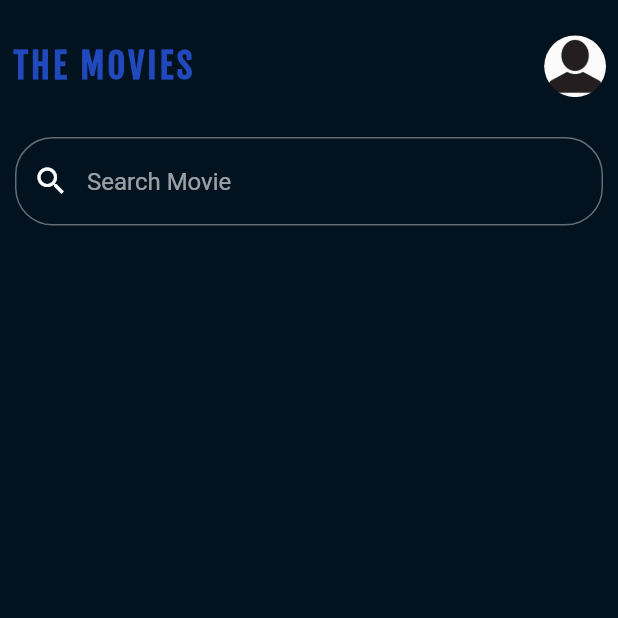
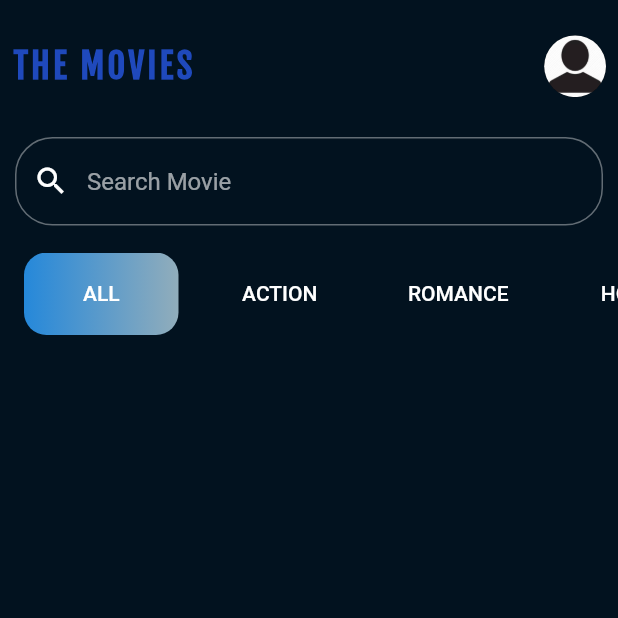
Before and after one commit to oakarhlyanhtike/movie_app_flutter, a Flutter app: the screen it shows after launch, on a phone screen of 412 x 824 dp, the top half of it. Run offline on Flutter 3.47's test engine with Material 2 defaults, Android fonts, the light colour scheme and no system bars; our stand-ins replace google_fonts; Roboto replaces fonts that are missing (Ubuntu).

Commit message:
catagory bar add

```diff
--- /dev/null
+++ b/lib/componets/catagory_bar.dart
@@ -0,0 +1,53 @@
+import 'package:flutter/material.dart';
+import 'package:google_fonts/google_fonts.dart';
+
+import '../constant/constant.dart';
+
+class CatagoryBar extends StatefulWidget {
+  const CatagoryBar({
+    Key? key,
+    required this.size,
+  }) : super(key: key);
+
+  final Size size;
+
+  @override
+  State<CatagoryBar> createState() => _CatagoryBarState();
+}
+
+class _CatagoryBarState extends State<CatagoryBar> {
+  int selectedIndex = 0;
+  @override
+  Widget build(BuildContext context) {
+    return SizedBox(
+      width: widget.size.width,
+      height: widget.size.height / 15,
+      child: ListView.builder(
+          itemCount: genre.length,
+          scrollDirection: Axis.horizontal,
+          itemBuilder: (context, index) {
+            return GestureDetector(
+              onTap: () {
+                setState(() {
+                  selectedIndex = index;
+                });
+              },
+              child: Container(
+                margin: const EdgeInsets.only(left: 16),
+                alignment: Alignment.center,
+                width: widget.size.width / 4,
+                decoration: selectedIndex ==  index? BoxDecoration(
+                    borderRadius: BorderRadius.circular(15),
+                    gradient: LinearGradient(colors: [
+                      Color.fromARGB(255, 37, 136, 218),
+                      Color.fromARGB(255, 145, 173, 187)
+                    ])): BoxDecoration(color: Colors.transparent),
+                child: Text(genre[index].toUpperCase(),
+                    style: GoogleFonts.ubuntu(
+                        fontSize: 14, fontWeight: FontWeight.w500)),
+              ),
+            );
+          }),
+    );
+  }
+}
--- a/lib/constant/constant.dart
+++ b/lib/constant/constant.dart
@@ -6,5 +6,11 @@ const headerTextStyle = TextStyle(
   color: Color.fromARGB(255, 31, 73, 188),
   letterSpacing: 2,
   fontFamily: 'FjallaOne',
-
 );
+const List<String> genre = [
+  'All',
+  'Action',
+  'Romance',
+  'Honor',
+  'Drama',
+];
--- a/lib/pages/home_page.dart
+++ b/lib/pages/home_page.dart
@@ -1,4 +1,5 @@
 import 'package:flutter/material.dart';
+import '../componets/catagory_bar.dart';
 import '../componets/home_header.dart';
 import '../componets/home_search_bar.dart';
 
@@ -22,7 +23,12 @@ class _HomePageState extends State<HomePage> {
             //header
             HomeHeader(size: size),
             //search
-            home_search_bar(size: size)
+            home_search_bar(size: size),
+            const SizedBox(
+              height: 15.0,
+            ),
+            //catagory
+            CatagoryBar(size: size)
           ],
         )),
       ),
```
